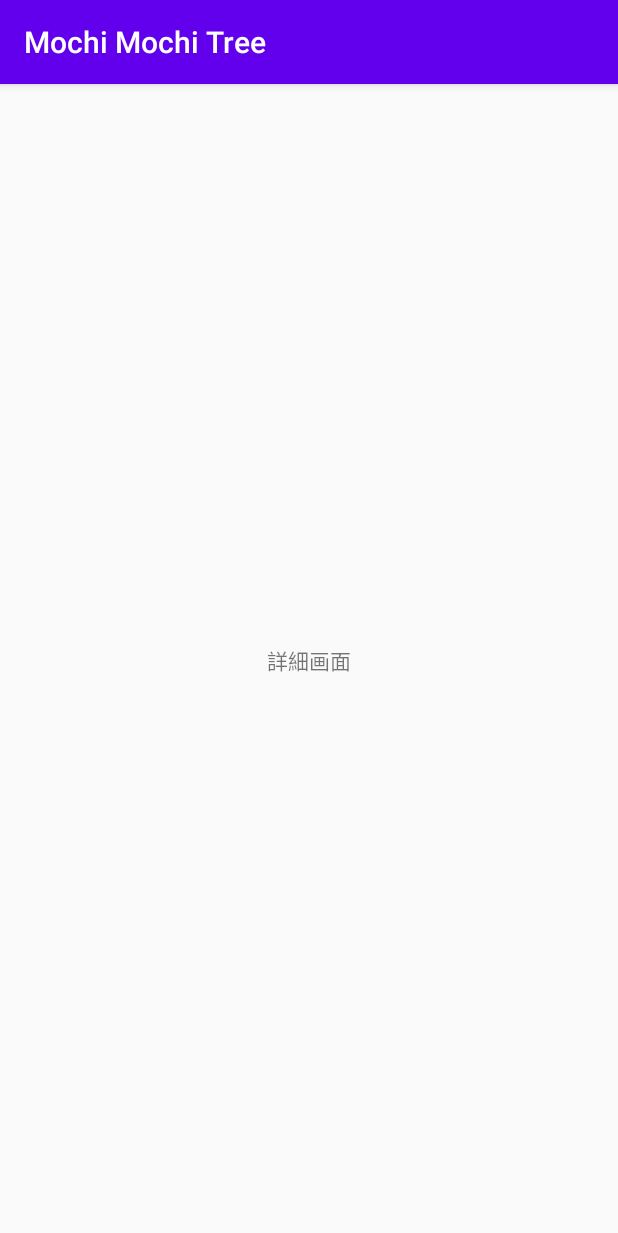
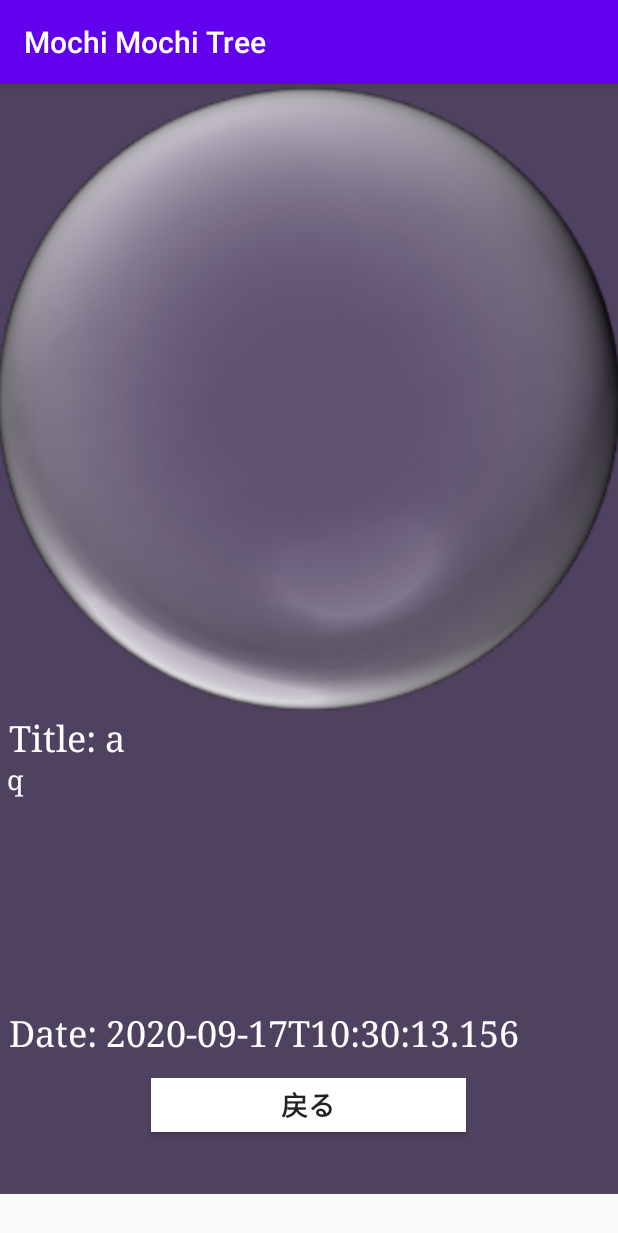
Before and after one commit to ykare/viola, an Android app: the DetailActivity screen opened directly, with no data from a screen before it, on a phone screen of 412 x 824 dp. Shown: the top 1233 px of the screen. Run offline under Robolectric (Android 15) with nearby library versions, the phone set to English and light mode, and no system bars.

Commit message:
入力結果の表示

```diff
--- a/app/src/main/java/tgh2020/viola/DetailActivity.java
+++ b/app/src/main/java/tgh2020/viola/DetailActivity.java
@@ -3,12 +3,50 @@ package tgh2020.viola;
 import androidx.appcompat.app.AppCompatActivity;
 
 import android.os.Bundle;
+import android.view.View;
+import android.widget.Button;
+
+import android.widget.ImageView;
+import android.widget.TextView;
+
 
 public class DetailActivity extends AppCompatActivity {
+
+
+
 
     @Override
     protected void onCreate(Bundle savedInstanceState) {
         super.onCreate(savedInstanceState);
         setContentView(R.layout.activity_detail);
+        Memory memory=new Memory(Memory.GREEN,"a",null,"q");
+
+
+        ImageView imageView = findViewById(R.id.image);
+        imageView.setImageURI(memory.getImageUri());
+
+        TextView result = findViewById(R.id.textView2);
+        //書いた内容を受け取る
+        result.setText(" Title: "+memory.getTitle());
+
+        TextView result1 = findViewById(R.id.textView);
+        //書いた内容を受け取る
+        result1.setText(" "+memory.getText());
+
+
+
+        TextView date = findViewById(R.id.textView8);
+        date.setText(" Date: "+memory.getTimestamp());
+
+        Button b = findViewById(R.id.button);
+        b.setOnClickListener(new View.OnClickListener() {
+            @Override
+            public void onClick(View view) {
+                finish();
+            }
+        }
+        );
+
+
     }
 }
--- a/app/src/main/res/layout/activity_detail.xml
+++ b/app/src/main/res/layout/activity_detail.xml
@@ -1,18 +1,84 @@
 <?xml version="1.0" encoding="utf-8"?>
-<androidx.constraintlayout.widget.ConstraintLayout xmlns:android="http://schemas.android.com/apk/res/android"
+<LinearLayout xmlns:android="http://schemas.android.com/apk/res/android"
     xmlns:app="http://schemas.android.com/apk/res-auto"
     xmlns:tools="http://schemas.android.com/tools"
-    android:layout_width="match_parent"
-    android:layout_height="match_parent"
+    android:id="@+id/linearLayout"
+    android:layout_width="wrap_content"
+    android:layout_height="wrap_content"
+    android:background="#FFFFFF"
+    android:backgroundTint="#4F4160"
+    android:gravity="center"
+    android:orientation="vertical"
     tools:context=".DetailActivity">
+
+    <LinearLayout
+        android:layout_width="420dp"
+        android:layout_height="420dp"
+        android:background="@drawable/image"
+        android:baselineAligned="false"
+        android:foregroundTint="#2DFFFFFF"
+        android:gravity="center"
+        android:orientation="vertical">
+
+        <ImageView
+            android:id="@+id/image"
+            android:layout_width="281dp"
+            android:layout_height="264dp"
+            tools:srcCompat="@tools:sample/avatars" />
+    </LinearLayout>
 
     <TextView
         android:id="@+id/textView2"
-        android:layout_width="wrap_content"
+        android:layout_width="match_parent"
         android:layout_height="wrap_content"
-        android:text="詳細画面"
-        app:layout_constraintBottom_toBottomOf="parent"
-        app:layout_constraintEnd_toEndOf="parent"
-        app:layout_constraintStart_toStartOf="parent"
-        app:layout_constraintTop_toTopOf="parent" />
-</androidx.constraintlayout.widget.ConstraintLayout>
+        android:freezesText="false"
+        android:gravity="left"
+        android:outlineAmbientShadowColor="#FFFFFF"
+        android:outlineSpotShadowColor="#FFFFFF"
+        android:textColor="#FFFFFF"
+        android:textSize="24sp"
+        android:typeface="serif" />
+
+    <TextView
+        android:id="@+id/textView"
+        android:layout_width="match_parent"
+        android:layout_height="139dp"
+        android:gravity="left"
+        android:textColor="#FFFFFF"
+        android:textSize="18sp"
+        android:textStyle="normal"
+        android:typeface="serif" />
+
+    <Space
+        android:layout_width="match_parent"
+        android:layout_height="26dp" />
+
+    <TextView
+        android:id="@+id/textView8"
+        android:layout_width="match_parent"
+        android:layout_height="46dp"
+        android:gravity="top"
+        android:textColor="#FFFFFF"
+        android:textSize="24sp"
+        android:typeface="serif" />
+
+    <Button
+        android:id="@+id/button"
+        android:layout_width="210dp"
+        android:layout_height="36dp"
+        android:background="#FFFFFF"
+        android:backgroundTint="#FFFFFF"
+        android:gravity="center"
+        android:outlineSpotShadowColor="#090909"
+        android:shadowColor="#090909"
+        android:text="戻る"
+        android:textSize="18sp"
+        android:textStyle="bold"
+        android:typeface="serif" />
+
+    <Space
+        android:layout_width="match_parent"
+        android:layout_height="41dp"
+        android:background="#FFFFFF" />
+
+</LinearLayout>
```
Also changed, not shown: app/src/main/res/drawable/image.png (added).
